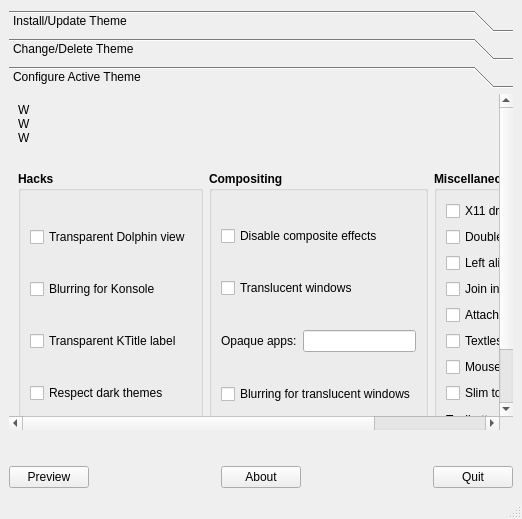
tsujan/Kvantum, file Kvantum/kvantummanager/kvantummanager.ui: the form before one commit.
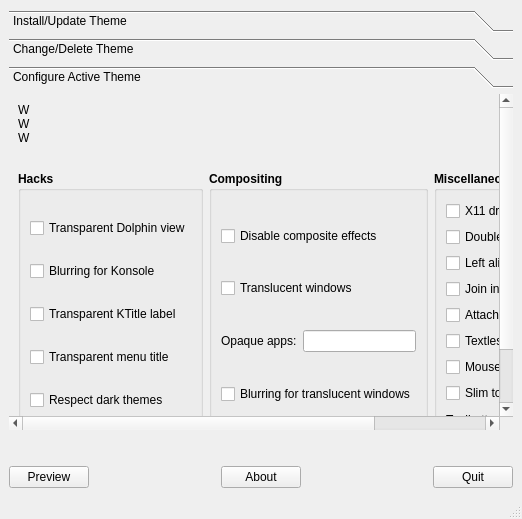
The form after the commit. The open tabs and pages were chosen to show the change. Icons and pictures are not drawn.

```diff
--- a/Kvantum/kvantummanager/kvantummanager.ui
+++ b/Kvantum/kvantummanager/kvantummanager.ui
@@ -282,7 +282,7 @@
         <rect>
          <x>0</x>
          <y>0</y>
-         <width>758</width>
+         <width>675</width>
          <height>317</height>
         </rect>
        </property>
@@ -669,6 +669,22 @@
              </property>
             </widget>
            </item>
+           <item>
+            <widget class="QCheckBox" name="checkBoxMenuTitle">
+             <property name="font">
+              <font>
+               <bold>false</bold>
+              </font>
+             </property>
+             <property name="toolTip">
+              <string>Don't draw any background for (KDE) menu titles.
+(Needs Logging out and in for Plasma menus.)</string>
+             </property>
+             <property name="text">
+              <string>Transparent menu title</string>
+             </property>
+            </widget>
+           </item>
            <item>
             <widget class="QCheckBox" name="checkBox3">
              <property name="font">
```
Left out of the diff: 2 changed lines with no effect on the pictures.
